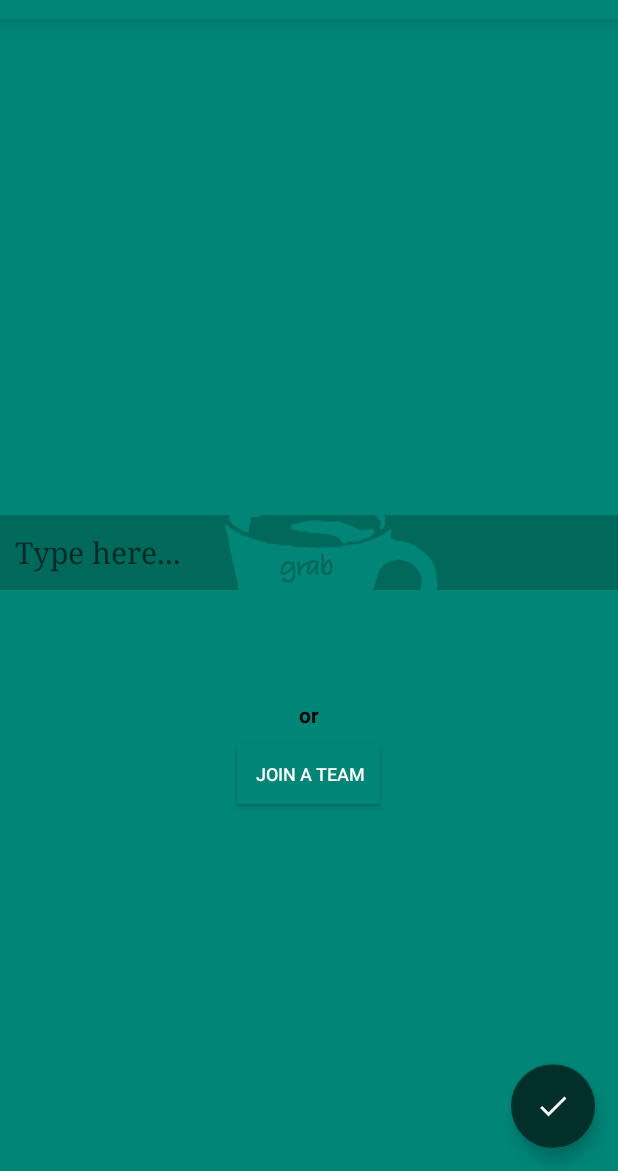
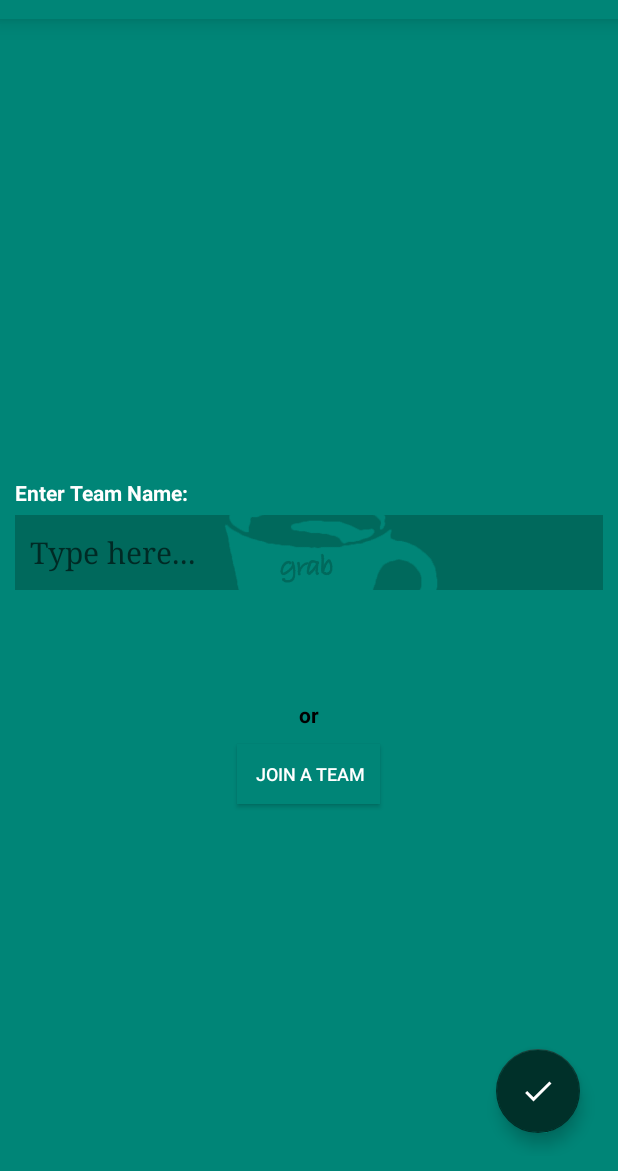
Before and after one commit to rachitbhutani1998/DevConnect, an Android app: the fragment AddTeamDialog placed in its activity, on a phone screen of 412 x 824 dp, the part 65-1236 px from its top. Run offline under Robolectric (Android 15) with nearby library versions, the phone set to English and light mode, and no system bars; our stand-ins replace CircleImageView; libraries missing offline, so code that uses them is left out: com.pusher.chatkit; pictures from the network do not load.

Commit message:
team changes list of user

```diff
--- a/app/build.gradle
+++ b/app/build.gradle
@@ -27,6 +27,7 @@ dependencies {
     implementation "org.jetbrains.kotlin:kotlin-stdlib-jdk7:$kotlin_version"
     implementation 'com.android.support:appcompat-v7:28.0.0'
     implementation 'com.github.bumptech.glide:glide:4.7.1'
+    implementation 'com.pusher:chatkit-android:0.2.4'
     implementation 'de.hdodenhof:circleimageview:2.2.0'
     implementation 'com.android.support.constraint:constraint-layout:1.1.3'
     implementation 'com.android.support:support-v4:28.0.0'
--- a/app/src/main/java/com/cafedroid/android/devconnect/AddTeamDialog.kt
+++ b/app/src/main/java/com/cafedroid/android/devconnect/AddTeamDialog.kt
@@ -22,8 +22,9 @@ class AddTeamDialog : Fragment() {
         // Inflate the layout for this fragment
         val rootView: View = inflater.inflate(R.layout.fragment_add_team_dialog, container, false)
         val teamField:EditText=rootView.findViewById(R.id.team_name_field)
+
         val fabButton: FloatingActionButton = rootView.findViewById(R.id.fab_next)
-        val fabClickListener: View.OnClickListener = View.OnClickListener { view ->
+        fabButton.setOnClickListener{
             if (!teamField.text.isEmpty()) {
                 val inviteFrag = InviteUserFragment()
                 val bundle = Bundle()
@@ -33,7 +34,6 @@ class AddTeamDialog : Fragment() {
             } else Toast.makeText(context,"Team name mustn't be empty.",Toast.LENGTH_SHORT).show()
 
         }
-        fabButton.setOnClickListener(fabClickListener)
         return rootView
     }
 }
--- a/app/src/main/java/com/cafedroid/android/devconnect/ChatFragment.kt
+++ b/app/src/main/java/com/cafedroid/android/devconnect/ChatFragment.kt
@@ -12,6 +12,7 @@ import android.view.View
 import android.view.ViewGroup
 import android.widget.*
 import com.cafedroid.android.devconnect.classes.Message
+import com.cafedroid.android.devconnect.classes.Users
 
 /**
  * A simple [Fragment] subclass.
@@ -29,9 +30,45 @@ class ChatFragment : Fragment() {
         val rootView = inflater.inflate(R.layout.fragment_chat, container, false)
         val emptyView: LinearLayout = rootView.findViewById(R.id.empty_view)
         val chatView: RelativeLayout = rootView.findViewById(R.id.chat_view)
-        val activity = activity as AppCompatActivity
+        val activity = activity as MainActivity
         val editText: EditText = rootView.findViewById(R.id.message_field)
 
+
+        val onlineUsers=ArrayList<Users>()
+        Toast.makeText(context,activity.title.toString(),Toast.LENGTH_SHORT).show()
+        if (arguments?.getString("team_name") == "Second Team"){
+            onlineUsers.add(
+                Users(
+                    "rachitbhutani1998",
+                    "Rachit Bhutani",
+                    "https://avatars0.githubusercontent.com/u/20964064?s=400&v=4"
+                )
+            )
+            onlineUsers.add(
+                Users(
+                    "thakursachin467",
+                    "Sachin Thakur",
+                    "https://pbs.twimg.com/profile_images/935543967503888384/rVfTR9NS.jpg"
+                )
+            )
+        }
+
+//        onlineUsers.add(
+//            Users(
+//                "rahuldhiman93",
+//                "Rahul Dhiman",
+//                "https://avatars0.githubusercontent.com/u/31551130?s=460&v=4"
+//            )
+//        )
+//        onlineUsers.add(
+//            Users(
+//                "rahulkathuria52",
+//                "Rahul Kathuria",
+//                "https://media.licdn.com/dms/image/C5603AQEYPC_sHHW7RQ/profile-displayphoto-shrink_200_200/0?e=1544659200&v=beta&t=gjbW7Z93i2FgyUJVL-ndovuqxn_VzKMAm-pGmDuXmhw"
+//            )
+//        )
+
+        activity.addOnlineUser(onlineUsers)
 
         val recyclerView: RecyclerView = rootView.findViewById(R.id.chat_messages)
         sendBtn = rootView.findViewById(R.id.send_btn)
--- a/app/src/main/java/com/cafedroid/android/devconnect/MainActivity.kt
+++ b/app/src/main/java/com/cafedroid/android/devconnect/MainActivity.kt
@@ -1,7 +1,5 @@
 package com.cafedroid.android.devconnect
 
-import android.content.Context
-import android.support.v7.app.AppCompatActivity
 import android.os.Bundle
 import android.support.design.widget.NavigationView
 import android.support.v4.app.Fragment
@@ -9,28 +7,34 @@ import android.support.v4.app.FragmentTransaction
 import android.support.v4.view.GravityCompat
 import android.support.v4.widget.DrawerLayout
 import android.support.v7.app.ActionBar
+import android.support.v7.app.AppCompatActivity
 import android.support.v7.widget.Toolbar
 import android.util.Log
 import android.view.Menu
 import android.view.MenuItem
 import android.view.View
 import android.widget.ListView
+import android.widget.Toast
 import com.cafedroid.android.devconnect.classes.Users
+import com.pusher.chatkit.users.User
 
 
 class MainActivity : AppCompatActivity() {
 
     lateinit var menu: Menu
     private lateinit var mDrawerLayout: DrawerLayout
-    lateinit var mNavigationView: NavigationView
-    val chatFragment:Fragment=ChatFragment()
+    private lateinit var mNavigationView: NavigationView
+    private val chatFragment: Fragment = ChatFragment()
+
+    private lateinit var onlineUserList: ArrayList<Users>
+    private lateinit var onlineAdapter:OnlineListAdapter
 
     override fun onCreate(savedInstanceState: Bundle?) {
         super.onCreate(savedInstanceState)
         setContentView(R.layout.activity_main)
 
-        val sharedPref = this.getPreferences(Context.MODE_PRIVATE) ?: return
-        val authTokenString: String = sharedPref.getString("AuthToken", "Unavailable")
+//        val sharedPref = this.getPreferences(Context.MODE_PRIVATE) ?: return
+//        val authTokenString: String = sharedPref.getString("AuthToken", "Unavailable")
 //        if (authTokenString == "Unavailable"){
 //            startActivity(Intent(this,AuthActivity::class.java).addFlags(Intent.FLAG_ACTIVITY_CLEAR_TOP))
 //            finish()
@@ -41,37 +45,37 @@ class MainActivity : AppCompatActivity() {
 
 
         val onlineUserListView: ListView = findViewById(R.id.online_user_list)
-        val onlineUserList: ArrayList<Users> = ArrayList()
-        onlineUserList.add(
-            Users(
-                "rachitbhutani1998",
-                "Rachit Bhutani",
-                "https://avatars0.githubusercontent.com/u/20964064?s=400&v=4"
-            )
-        )
-        onlineUserList.add(
-            Users(
-                "thakursachin467",
-                "Sachin Thakur",
-                "https://pbs.twimg.com/profile_images/935543967503888384/rVfTR9NS.jpg"
-            )
-        )
-        onlineUserList.add(
-            Users(
-                "rahuldhiman93",
-                "Rahul Dhiman",
-                "https://avatars0.githubusercontent.com/u/31551130?s=460&v=4"
-            )
-        )
-        onlineUserList.add(
-            Users(
-                "rahulkathuria52",
-                "Rahul Kathuria",
-                "https://media.licdn.com/dms/image/C5603AQEYPC_sHHW7RQ/profile-displayphoto-shrink_200_200/0?e=1544659200&v=beta&t=gjbW7Z93i2FgyUJVL-ndovuqxn_VzKMAm-pGmDuXmhw"
-            )
-        )
+        onlineUserList = ArrayList()
+//        onlineUserList.add(
+//            Users(
+//                "rachitbhutani1998",
+//                "Rachit Bhutani",
+//                "https://avatars0.githubusercontent.com/u/20964064?s=400&v=4"
+//            )
+//        )
+//        onlineUserList.add(
+//            Users(
+//                "thakursachin467",
+//                "Sachin Thakur",
+//                "https://pbs.twimg.com/profile_images/935543967503888384/rVfTR9NS.jpg"
+//            )
+//        )
+//        onlineUserList.add(
+//            Users(
+//                "rahuldhiman93",
+//                "Rahul Dhiman",
+//                "https://avatars0.githubusercontent.com/u/31551130?s=460&v=4"
+//            )
+//        )
+//        onlineUserList.add(
+//            Users(
+//                "rahulkathuria52",
+//                "Rahul Kathuria",
+//                "https://media.licdn.com/dms/image/C5603AQEYPC_sHHW7RQ/profile-displayphoto-shrink_200_200/0?e=1544659200&v=beta&t=gjbW7Z93i2FgyUJVL-ndovuqxn_VzKMAm-pGmDuXmhw"
+//            )
+//        )
 
-        val onlineAdapter = OnlineListAdapter(this, onlineUserList)
+        onlineAdapter = OnlineListAdapter(this, onlineUserList)
         onlineUserListView.adapter = onlineAdapter
 
         val toolbar: Toolbar = findViewById(R.id.toolbar)
@@ -82,16 +86,16 @@ class MainActivity : AppCompatActivity() {
             setDisplayHomeAsUpEnabled(true)
             setHomeAsUpIndicator(R.drawable.ic_menu_black_24dp)
         }
-        actionbar!!.title="DevConnect"
+        actionbar!!.title = "DevConnect"
 
         mDrawerLayout = findViewById(R.id.main_drawer)
         mNavigationView = findViewById(R.id.nav_view)
 
         menu = mNavigationView.menu
         menu.add(123, 0, 0, "+ Add a team")
-        menu.add(123,0,0,"Random Team")
-        menu.add(123,0,0,"Second Team")
-        menu.add(123,0,0,"Third Team")
+        menu.add(123, 0, 0, "Random Team")
+        menu.add(123, 0, 0, "Second Team")
+        menu.add(123, 0, 0, "Third Team")
 
         mNavigationView.setNavigationItemSelectedListener { menuItem ->
             Log.e("MainActivity", menuItem.title.toString() + " " + menuItem.itemId)
@@ -103,13 +107,15 @@ class MainActivity : AppCompatActivity() {
                     fragTransaction.add(R.id.container, AddTeamDialog()).commit()
                     mDrawerLayout.setDrawerLockMode(DrawerLayout.LOCK_MODE_LOCKED_CLOSED)
 //                    menu.add(123, 1, Menu.NONE, "Random Team")
-                    actionbar.title="Enter Team Name"
                     menu.setGroupCheckable(123, true, true)
                 }
-                null->{
+                null -> {
                 }
                 else -> {
-                    actionbar.title=menuItem.title
+                    actionbar.title = menuItem.title
+                    val bundle=Bundle()
+                    bundle.putString("team_name",actionbar.title.toString())
+                    chatFragment.arguments=bundle
                     supportFragmentManager.beginTransaction().detach(chatFragment).attach(chatFragment).commit()
                 }
             }
@@ -149,7 +155,7 @@ class MainActivity : AppCompatActivity() {
         }
     }
 
-    public fun openDrawer(v: View? = null) {
+    fun openDrawer(v: View? = null) {
         mDrawerLayout.openDrawer(GravityCompat.START)
     }
 
@@ -162,4 +168,10 @@ class MainActivity : AppCompatActivity() {
         return true
     }
 
+    fun addOnlineUser(onlineUserListUpdated: ArrayList<Users>) {
+//        Toast.makeText(applicationContext,onlineUserListUpdated.size.toString(),Toast.LENGTH_SHORT).show()
+        onlineUserList.clear()
+        onlineUserList.addAll(onlineUserListUpdated)
+        onlineAdapter.notifyDataSetChanged()
+    }
 }
--- a/app/src/main/res/layout/activity_main.xml
+++ b/app/src/main/res/layout/activity_main.xml
@@ -11,7 +11,6 @@
             android:id="@+id/content_frame"
             android:layout_width="match_parent"
             android:layout_height="wrap_content">
-
         <android.support.v7.widget.Toolbar
                 android:id="@+id/toolbar"
                 android:layout_width="match_parent"
@@ -46,6 +45,11 @@
                 android:layout_marginTop="30dp"
                 android:layout_width="match_parent"
                 android:layout_height="wrap_content"/>
+        <ProgressBar
+                android:id="@+id/online_user_progress"
+                android:layout_width="wrap_content"
+                android:layout_height="wrap_content"/>
+
     </android.support.design.widget.NavigationView>
 
 </android.support.v4.widget.DrawerLayout>
--- a/app/src/main/res/layout/fragment_add_team_dialog.xml
+++ b/app/src/main/res/layout/fragment_add_team_dialog.xml
@@ -3,23 +3,17 @@
                 xmlns:tools="http://schemas.android.com/tools"
                 xmlns:app="http://schemas.android.com/apk/res-auto" android:layout_width="match_parent"
                 android:background="@color/colorPrimary"
+                android:padding="10dp"
                 android:layout_height="match_parent"
                 tools:context=".AddTeamDialog">
-<android.support.v7.widget.Toolbar
-        android:id="@+id/add_team_toolbar"
-        android:layout_width="match_parent"
-        android:layout_height="?attr/actionBarSize"/>
-    <!--<TextView-->
-            <!--android:layout_width="match_parent"-->
-            <!--android:layout_height="wrap_content"-->
-            <!--android:textColor="@android:color/white"-->
-            <!--android:textSize="20sp"-->
-            <!--android:layout_alignParentTop="true"-->
-            <!--android:id="@+id/edittext_label"-->
-            <!--android:textStyle="bold"-->
-            <!--android:text="Name of the team"-->
-            <!--android:labelFor="@id/team_name_field"/>-->
-
+    <TextView
+            android:layout_width="wrap_content"
+            android:layout_height="wrap_content"
+            android:layout_above="@id/team_name_field"
+            android:text="Enter Team Name:"
+            android:textColor="@android:color/white"
+            android:textStyle="bold"
+            android:paddingBottom="5dp"/>
     <EditText
             android:layout_centerInParent="true"
             android:id="@+id/team_name_field"
```
Lines whose indentation alone changed are shown as unchanged.
